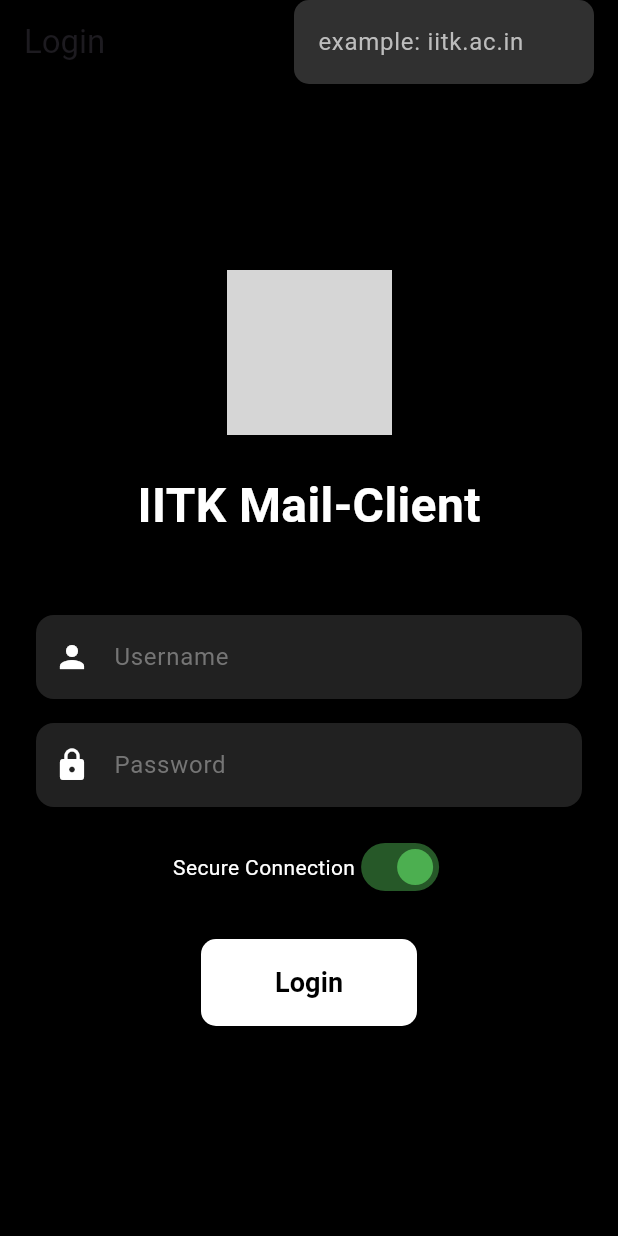
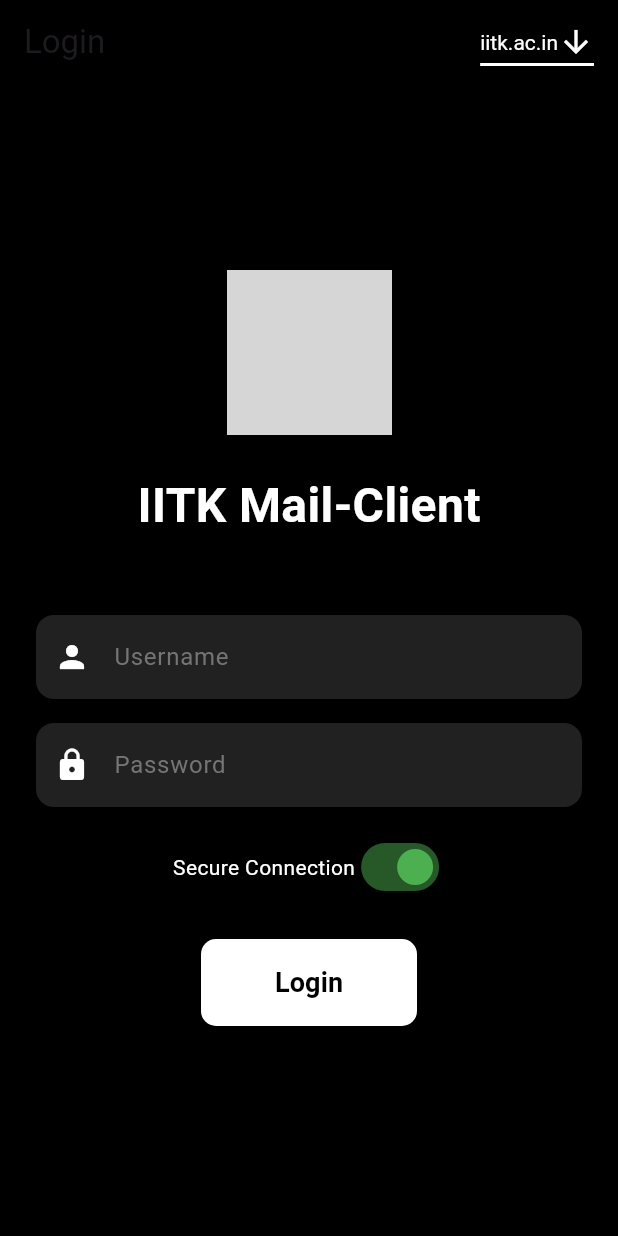
Before and after one commit to shaurya244/mailclient_advsettings, a Flutter app: the screen it shows after launch, on a phone screen of 412 x 824 dp. Run offline on Flutter 3.47's test engine with Material 3 defaults, Android fonts, the phone set to English and light mode, and no system bars; our stand-ins replace flutter_secure_storage; missing offline and left inert: enough_mail; network calls fail; grey boxes are pictures that could not be loaded.

Commit message:
added dropdown

```diff
--- a/lib/pages/login_page.dart
+++ b/lib/pages/login_page.dart
@@ -11,17 +11,17 @@ class LoginPage extends StatefulWidget {
 class _LoginPageState extends State<LoginPage> {
   final TextEditingController _usernameController = TextEditingController();
   final TextEditingController _passwordController = TextEditingController();
-  final TextEditingController _serverController = TextEditingController();
   bool _isLoading = false;
   bool _isAuthenticated = false;
   bool _isSecure = true; // Default to secure
   String? _errorMessage;
+  String _selectedServer = 'iitk.ac.in'; // Default selected server
+  final List<String> _serverOptions = ['iitk.ac.in']; // List of server options
 
   @override
   void dispose() {
     _usernameController.dispose();
     _passwordController.dispose();
-    _serverController.dispose();
     super.dispose();
   }
 
@@ -34,13 +34,12 @@ class _LoginPageState extends State<LoginPage> {
 
     String username = _usernameController.text;
     String password = _passwordController.text;
-    String server = _serverController.text;
 
     await LoginManager.login(
       context: context,
       username: username,
       password: password,
-      server: server,
+      server: _selectedServer,
       isSecure: _isSecure,
       onLoginResult: (isAuthenticated, errorMessage) {
         setState(() {
@@ -59,22 +58,30 @@ class _LoginPageState extends State<LoginPage> {
         backgroundColor: Colors.black,
         title: const Text('Login'),
         actions: [
-          Container(
-            width: 200,
-            margin: const EdgeInsets.only(right: 16),
-            child: TextField(
-              controller: _serverController,
+          Padding(
+            padding: const EdgeInsets.only(right: 16),
+            child: DropdownButton<String>(
+              dropdownColor: Colors.black,
+              value: _selectedServer,
+              icon: const Icon(Icons.arrow_downward, color: Colors.white),
+              iconSize: 24,
+              elevation: 16,
               style: const TextStyle(color: Colors.white),
-              decoration: InputDecoration(
-                hintText: 'example: iitk.ac.in',
-                hintStyle: TextStyle(color: Colors.grey[400]),
-                filled: true,
-                fillColor: Colors.grey[850],
-                border: OutlineInputBorder(
-                  borderRadius: BorderRadius.circular(10),
-                  borderSide: BorderSide.none,
-                ),
+              underline: Container(
+                height: 2,
+                color: Colors.white,
               ),
+              onChanged: (String? newValue) {
+                setState(() {
+                  _selectedServer = newValue!;
+                });
+              },
+              items: _serverOptions.map<DropdownMenuItem<String>>((String value) {
+                return DropdownMenuItem<String>(
+                  value: value,
+                  child: Text(value),
+                );
+              }).toList(),
             ),
           ),
         ],
```
